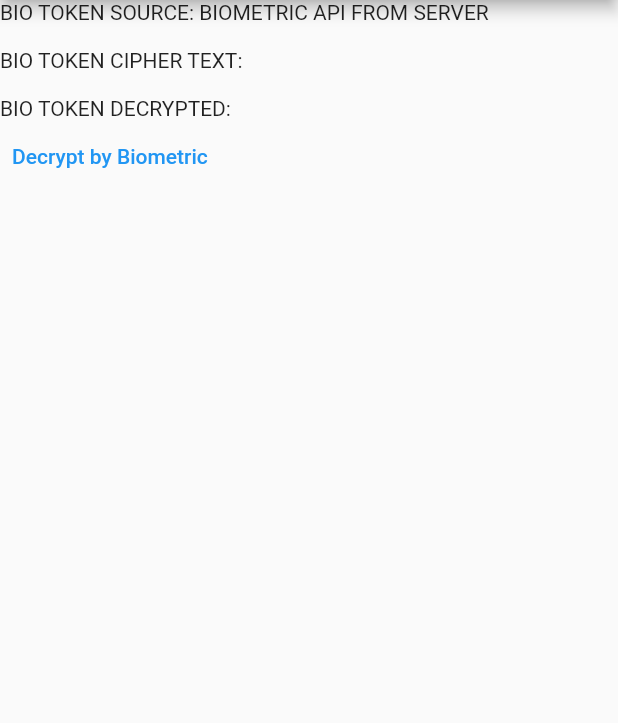
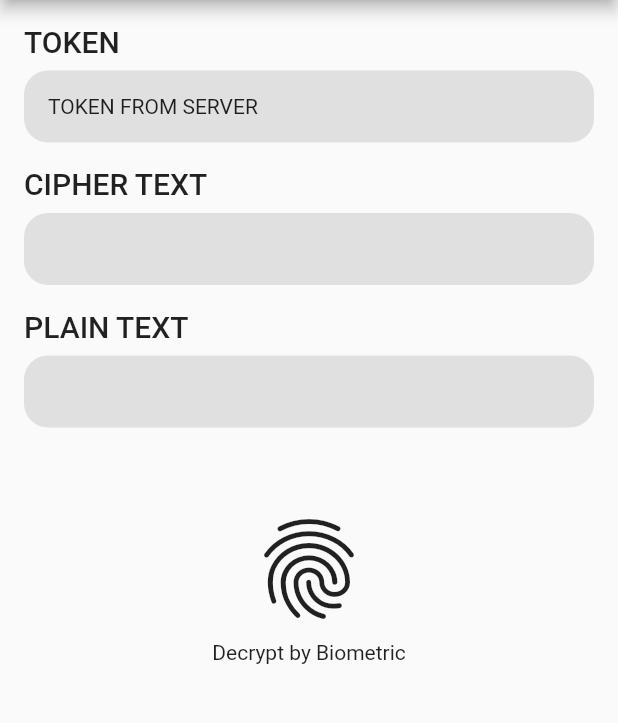
Before and after one commit to prongbang/local_auth_crypto, a Flutter app: the screen it shows after launch, on a phone screen of 412 x 824 dp, the part 84-807 px from its top. Run offline on Flutter 3.47's test engine with Material 2 defaults, Android fonts, the light colour scheme and no system bars.

```diff
--- a/example/lib/main.dart
+++ b/example/lib/main.dart
@@ -13,9 +13,9 @@ class MyApp extends StatefulWidget {
 }
 
 class _MyAppState extends State<MyApp> {
-  final _biometricToken = 'BIOMETRIC API FROM SERVER';
-  var _biometricTokenCipherText = '';
-  var _biometricTokenPlainText = '';
+  final String _biometricToken = 'TOKEN FROM SERVER';
+  String? _biometricTokenCipherText = '';
+  String? _biometricTokenPlainText = '';
   final _localAuthPlus = LocalAuthPlus.instance;
 
   @override
@@ -31,21 +31,52 @@ class _MyAppState extends State<MyApp> {
         appBar: AppBar(
           title: const Text('LOCAL AUTH PLUS'),
         ),
-        body: Column(
+        body: SafeArea(
+          child: Container(
+            margin: const EdgeInsets.all(16),
+            child: Column(
               crossAxisAlignment: CrossAxisAlignment.start,
               children: [
-            Text('BIO TOKEN SOURCE: $_biometricToken'),
+                Text(
+                  'TOKEN',
+                  style: Theme.of(context).textTheme.titleLarge,
+                ),
+                const SizedBox(height: 8),
+                CardBox(content: _biometricToken),
                 const SizedBox(height: 16),
-            Text('BIO TOKEN CIPHER TEXT: $_biometricTokenCipherText'),
+                Text(
+                  'CIPHER TEXT',
+                  style: Theme.of(context).textTheme.titleLarge,
+                ),
+                const SizedBox(height: 8),
+                CardBox(content: _biometricTokenCipherText ?? ''),
                 const SizedBox(height: 16),
-            Text('BIO TOKEN DECRYPTED: $_biometricTokenPlainText'),
-            TextButton(
-              child: const Text('Decrypt by Biometric'),
+                Text(
+                  'PLAIN TEXT',
+                  style: Theme.of(context).textTheme.titleLarge,
+                ),
+                const SizedBox(height: 8),
+                CardBox(content: _biometricTokenPlainText ?? ''),
+                const SizedBox(height: 46),
+                SizedBox(
+                  width: double.infinity,
+                  child: Column(
+                    crossAxisAlignment: CrossAxisAlignment.center,
+                    children: [
+                      IconButton(
                         onPressed: () {
                           _processDecrypt();
                         },
+                        icon: const Icon(Icons.fingerprint_outlined),
+                        iconSize: 80,
+                      ),
+                      const Text('Decrypt by Biometric'),
+                    ],
+                  ),
                 ),
               ],
+            ),
+          ),
         ),
       ),
     );
@@ -64,8 +95,29 @@ class _MyAppState extends State<MyApp> {
     );
     _biometricTokenPlainText = await _localAuthPlus.authenticate(
       promptInfo,
-      _biometricTokenCipherText,
+      _biometricTokenCipherText ?? '',
     );
     setState(() {});
   }
 }
+
+class CardBox extends StatelessWidget {
+  final String content;
+
+  const CardBox({Key? key, required this.content}) : super(key: key);
+
+  @override
+  Widget build(BuildContext context) {
+    return Container(
+      width: double.infinity,
+      decoration: BoxDecoration(
+        color: Colors.grey.shade300,
+        borderRadius: BorderRadius.circular(16),
+      ),
+      child: Padding(
+        padding: const EdgeInsets.all(16.0),
+        child: Text(content),
+      ),
+    );
+  }
+}
--- a/lib/local_auth_plus.dart
+++ b/lib/local_auth_plus.dart
@@ -21,11 +21,11 @@ abstract class LocalAuthPlus {
     _instance = instance;
   }
 
-  Future<String> encrypt(String payload) {
+  Future<String?> encrypt(String payload) {
     throw UnimplementedError('encrypt() has not been implemented.');
   }
 
-  Future<String> authenticate(
+  Future<String?> authenticate(
     BiometricPromptInfo promptInfo,
     String cipherText,
   ) {
```
Also changed, not shown: lib/local_auth_plus_method_channel.dart (+17 -8 lines), pubspec.yaml (+5 -6 lines), 12 other files. Lines whose indentation alone changed are shown as unchanged.
